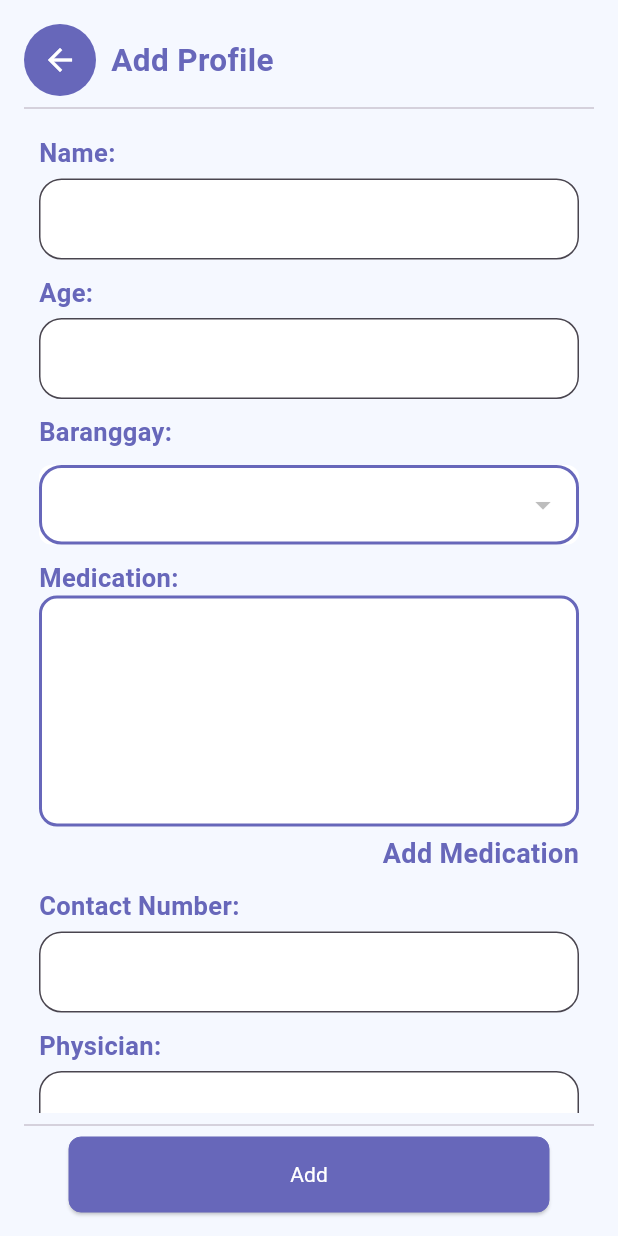
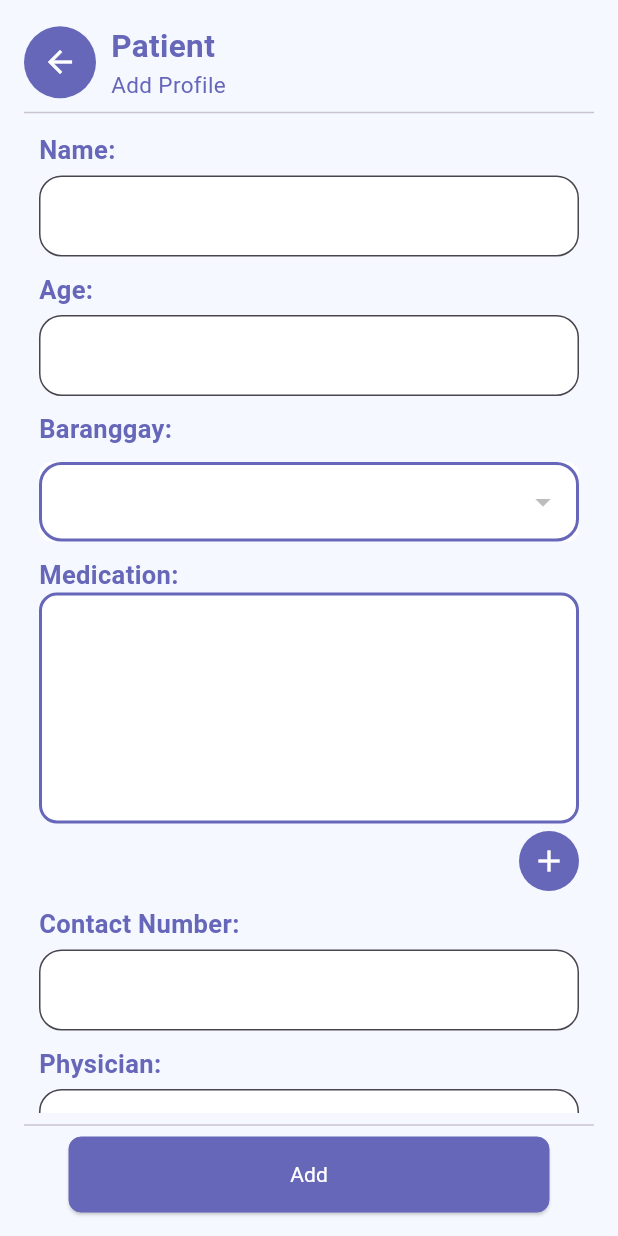
Before and after one commit to Orekidesu/Mobile-Health-App-Tambag, a Flutter app: the screen it shows once a user with an empty profile is signed in, after a tap on the "add" icon, on a phone screen of 412 x 824 dp. Run offline on Flutter 3.47's test engine with Material 3 defaults, Android fonts, the phone set to English and light mode, and no system bars; our stand-ins replace cloud_firestore, firebase_auth, firebase_core, flutter_slidable, fluttertoast, font_awesome_flutter and 2 more; accounts and stored records are empty; Roboto replaces fonts that are missing (Arial).

Commit message:
Padding Fixed and Valid Number added

```diff
--- a/lib/Screen/Patient_profile.dart
+++ b/lib/Screen/Patient_profile.dart
@@ -105,9 +105,8 @@ class _Patient_ProfileState extends State<Patient_Profile> {
                           goToPage(context, const Dashboard()),
                     ),
                     const Divider(),
-                    const SizedBox(height:5),
                     Container(
-                      padding: const EdgeInsets.fromLTRB(16.0, 10.0, 16.0, 0.0),
+                      padding: const EdgeInsets.fromLTRB(16.0, 5.0, 16.0, 0.0),
                       child: Column(
                         crossAxisAlignment: CrossAxisAlignment.start,
                         children: [
--- a/lib/Screen/Tracker.dart
+++ b/lib/Screen/Tracker.dart
@@ -95,7 +95,6 @@ class _TrackerState extends State<Tracker> {
                 DistinationBack: () => goToPage(context, const Dashboard()),
               ),
               const Divider(),
-              const SizedBox(height:5),
               Expanded(
                 child: SingleChildScrollView(
                   child: Column(
@@ -118,7 +117,7 @@ class _TrackerState extends State<Tracker> {
                             final patientInfo = snapshot.data!;
                             return Padding(
                               padding: const EdgeInsets.fromLTRB(
-                                  16.0, 10.0, 16.0, 0.0),
+                                  16.0, 5.0, 16.0, 0.0),
                               child: Column(
                                 crossAxisAlignment: CrossAxisAlignment.start,
                                 mainAxisAlignment: MainAxisAlignment.start,
--- a/lib/Screen/addProfilePage.dart
+++ b/lib/Screen/addProfilePage.dart
@@ -42,8 +42,9 @@ class _AddProfilePageState extends State<AddProfilePage> {
 
   Future<void> addProfileToFirebase() async {
     try {
-      if (!isValidPhilippinePhoneNumber(contactNumberController.text)){
-        showErrorNotification("Please enter a valid phone number starting with '09'");
+      if (!isValidPhilippinePhoneNumber(contactNumberController.text)) {
+        showErrorNotification(
+            "Please enter a valid phone number starting with '09'");
         return;
       }
 
@@ -135,8 +136,7 @@ class _AddProfilePageState extends State<AddProfilePage> {
     String cleanedNumber = phoneNumber.replaceAll(RegExp(r'\D'), '');
 
     // Check if the cleaned number has the correct length and starts with a valid prefix
-  if (cleanedNumber.length == 11 &&
-      (cleanedNumber.startsWith('09'))) {
+    if (cleanedNumber.length == 11 && (cleanedNumber.startsWith('09'))) {
       return true;
     } else {
       return false;
@@ -240,9 +240,9 @@ class _AddProfilePageState extends State<AddProfilePage> {
             children: [
               Custom_Appbar(
                 titleFontSize: 21,
-                hasBrgy: false,
-                Baranggay: "Profile",
-                Apptitle: "Add Profile",
+                hasBrgy: true,
+                Baranggay: "Add Profile",
+                Apptitle: "Patient",
                 hasbackIcon: true,
                 hasRightIcon: false,
                 iconColor: Colors.white,
@@ -251,7 +251,6 @@ class _AddProfilePageState extends State<AddProfilePage> {
                     : () => goToPage(context, const Dashboard()),
               ),
               const Divider(),
-              const SizedBox(height:5),
               Expanded(
                 child: SingleChildScrollView(
                   child: Column(
@@ -395,16 +394,19 @@ class _AddProfilePageState extends State<AddProfilePage> {
                                   onTap: () {
                                     _showMyDialog(context);
                                   },
-                                  child: const Text(
-                                    'Add Medication',
-                                    style: TextStyle(
-                                      color:
-                                          periwinkleColor, // Set the text color
-                                      fontWeight: FontWeight.bold,
-                                      fontSize: 18,
+                                  child: Container(
+                                    height: 40,
+                                    width: 40,
+                                    decoration: BoxDecoration(
+                                    color: periwinkleColor, // Change to your desired color
+                                    borderRadius: BorderRadius.circular(30.0),
+                                  ),
+                                    child: const Icon(
+                                      Icons.add,
+                                      color: Colors.white, // Set the color of the icon)
                                     ),
                                   ),
-                                ),
+                                )
                               ],
                             ),
                             const SizedBox(
@@ -421,8 +423,9 @@ class _AddProfilePageState extends State<AddProfilePage> {
                               controller: physicianController,
                               labelText: 'Physician:',
                             ),
-                            const SizedBox(height: 10,),
-
+                            const SizedBox(
+                              height: 10,
+                            ),
                           ],
                         ),
                       ),
```
Lines whose indentation alone changed are shown as unchanged.
